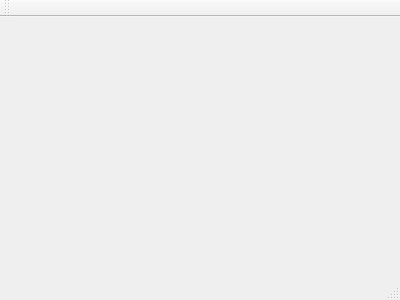
This is mainwindow.ui in EugeneBA/BEGaugesQt as Qt 5 draws it before an edit. The edited form follows.
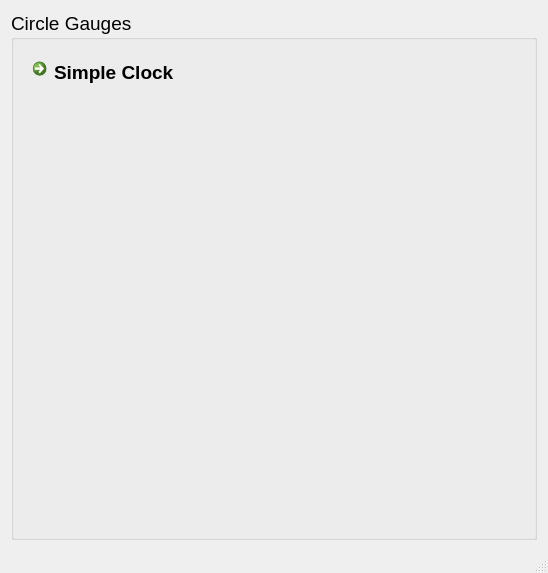
This is the edited form.

The edit to the form file:
```diff
--- a/mainwindow.ui
+++ b/mainwindow.ui
@@ -1,24 +1,58 @@
 <ui version="4.0">
  <class>MainWindow</class>
- <widget class="QMainWindow" name="MainWindow" >
-  <property name="geometry" >
+ <widget class="QMainWindow" name="MainWindow">
+  <property name="geometry">
    <rect>
     <x>0</x>
     <y>0</y>
-    <width>400</width>
-    <height>300</height>
+    <width>548</width>
+    <height>573</height>
    </rect>
   </property>
   <property name="windowTitle" >
    <string>MainWindow</string>
   </property>
-  <widget class="QMenuBar" name="menuBar" />
-  <widget class="QToolBar" name="mainToolBar" />
-  <widget class="QWidget" name="centralWidget" />
-  <widget class="QStatusBar" name="statusBar" />
+  <widget class="QWidget" name="centralWidget">
+   <layout class="QHBoxLayout" name="horizontalLayout">
+    <item>
+     <widget class="QGroupBox" name="groupBox">
+      <property name="font">
+       <font>
+        <pointsize>14</pointsize>
+       </font>
+      </property>
+      <property name="title">
+       <string>Circle Gauges</string>
+      </property>
+      <layout class="QVBoxLayout" name="verticalLayout">
+       <item>
+        <widget class="QCommandLinkButton" name="commandLinkButton">
+         <property name="text">
+          <string>Simple Clock</string>
+         </property>
+        </widget>
+       </item>
+       <item>
+        <spacer name="verticalSpacer">
+         <property name="orientation">
+          <enum>Qt::Vertical</enum>
+         </property>
+         <property name="sizeHint" stdset="0">
+          <size>
+           <width>20</width>
+           <height>40</height>
+          </size>
+         </property>
+        </spacer>
+       </item>
+      </layout>
+     </widget>
+    </item>
+   </layout>
+  </widget>
+  <widget class="QStatusBar" name="statusBar"/>
  </widget>
- <layoutDefault spacing="6" margin="11" />
- <pixmapfunction></pixmapfunction>
+ <layoutdefault spacing="6" margin="11"/>
  <resources/>
  <connections/>
 </ui>
```
Left out of the diff: 5 changed lines with no effect on the pictures.
